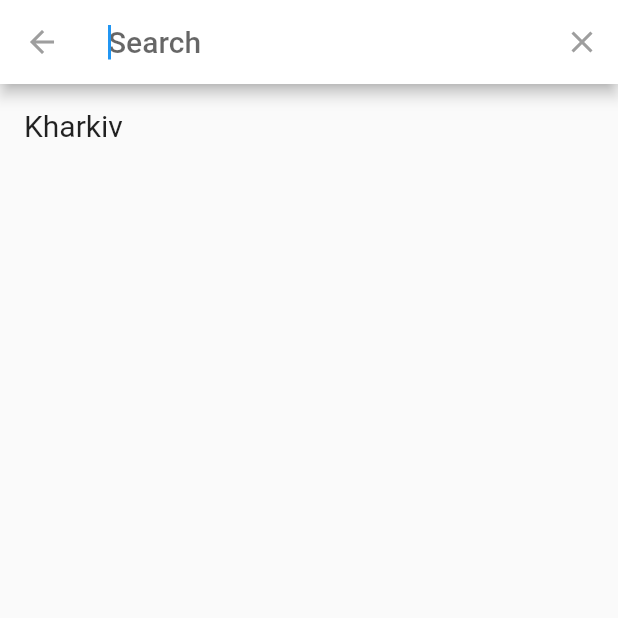
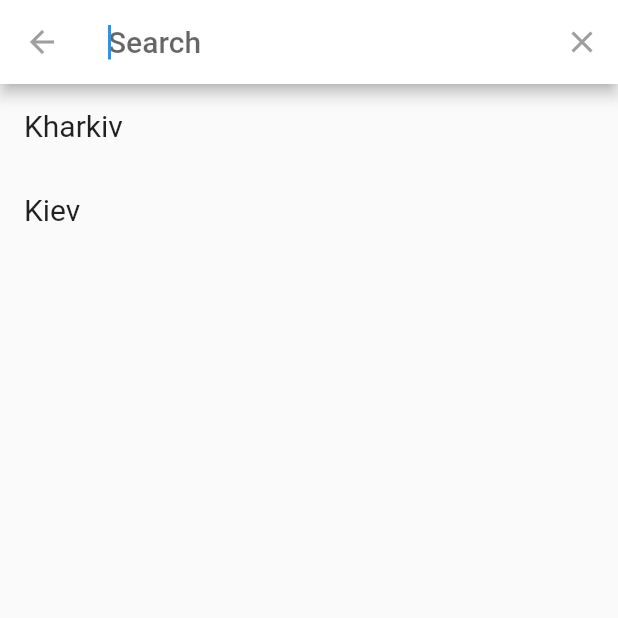
Before and after one commit to NChervinska/flutter_app, a Flutter app: the screen it shows after launch, after a tap on the "search" icon, on a phone screen of 412 x 824 dp, the top half of it. Run offline on Flutter 3.47's test engine with Material 2 defaults, Android fonts, the phone set to English and light mode, and no system bars; our stand-ins replace bloc, equatable, flutter_bloc, geolocator; network calls fail.

Commit message:
Localization
add localization

```diff
--- a/lib/blocs/SearchDelegate.dart
+++ b/lib/blocs/SearchDelegate.dart
@@ -1,5 +1,7 @@
 import 'package:flutter/material.dart';
 import 'package:flutter_app/constants/UIConstants/TextStyles.dart';
+
+import 'app_localizations.dart';
 
 class MySearchDelegate extends SearchDelegate {
   String selectedResult;
@@ -48,7 +50,7 @@ class MySearchDelegate extends SearchDelegate {
 
   @override
   Widget buildSuggestions(BuildContext context) {
-    List<String> searchResults = ["Kharkiv", query].where((element) => element.contains(query)).toList();
+    List<String> searchResults = [AppLocalizations.of(context).translate("Kharkiv"), AppLocalizations.of(context).translate("Kiev"), query].where((element) => element.contains(query)).toList();
 
     return ListView.builder(
       itemCount: searchResults.length,
--- /dev/null
+++ b/lib/blocs/app_localizations.dart
@@ -0,0 +1,55 @@
+import 'dart:async';
+import 'dart:convert';
+
+import 'package:flutter/material.dart';
+import 'package:flutter/services.dart';
+
+class AppLocalizations {
+  final Locale locale;
+  static const LocalizationsDelegate<AppLocalizations> delegate =
+  _AppLocalizationsDelegate();
+  AppLocalizations(this.locale);
+  static AppLocalizations of(BuildContext context) {
+    return Localizations.of<AppLocalizations>(context, AppLocalizations);
+  }
+
+  Map<String, String> _localizedStrings;
+
+  Future<bool> load() async {
+    String jsonString =
+    await rootBundle.loadString('lang/${locale.languageCode}.json');
+    Map<String, dynamic> jsonMap = json.decode(jsonString);
+
+    _localizedStrings = jsonMap.map((key, value) {
+      return MapEntry(key, value.toString());
+    });
+
+    return true;
+  }
+  String translate(String key) {
+    String res = _localizedStrings[key];
+    if(res != null)
+      return res;
+    else
+      return key;
+  }
+}
+class _AppLocalizationsDelegate
+    extends LocalizationsDelegate<AppLocalizations> {
+  const _AppLocalizationsDelegate();
+
+  @override
+  bool isSupported(Locale locale) {
+    return ['en', 'ru'].contains(locale.languageCode);
+  }
+
+  @override
+  Future<AppLocalizations> load(Locale locale) async {
+    AppLocalizations localizations = new AppLocalizations(locale);
+    await localizations.load();
+    return localizations;
+  }
+
+  @override
+  bool shouldReload(_AppLocalizationsDelegate old) => false;
+}
--- a/lib/main.dart
+++ b/lib/main.dart
@@ -1,5 +1,8 @@
 import 'package:flutter_app/pages/SplashPage.dart';
 import 'package:flutter/material.dart';
+import 'package:flutter_localizations/flutter_localizations.dart';
+
+import 'blocs/app_localizations.dart';
 
 void main() {
   runApp(MyApp());
@@ -13,6 +16,24 @@ class MyApp extends StatelessWidget {
         primaryColorDark: Colors.white,
         primaryColor: Colors.white,
       ),
+      supportedLocales: [
+        Locale('en', 'US'),
+        Locale('ru', 'RU'),
+      ],
+      localizationsDelegates: [
+        AppLocalizations.delegate,
+        GlobalMaterialLocalizations.delegate,
+        GlobalWidgetsLocalizations.delegate,
+      ],
+      localeResolutionCallback: (locale, supportedLocales) {
+        for (var supportedLocale in supportedLocales) {
+          if (supportedLocale.languageCode == locale.languageCode &&
+              supportedLocale.countryCode == locale.countryCode) {
+            return supportedLocale;
+          }
+        }
+        return supportedLocales.first;
+      },
       home: SplashPage(),
     );
   }
--- a/lib/pages/HomePage.dart
+++ b/lib/pages/HomePage.dart
@@ -2,6 +2,7 @@ import 'package:flutter_app/blocs/SearchDelegate.dart';
 import 'package:flutter_app/blocs/WeatherEvent.dart';
 import 'package:flutter_app/blocs/WeatherState.dart';
 import 'package:flutter/material.dart';
+import 'package:flutter_app/blocs/app_localizations.dart';
 import 'package:flutter_app/constants/UIConstants/ColorPallet.dart';
 import 'package:flutter_app/constants/UIConstants/TextStyles.dart';
 import 'package:flutter_bloc/flutter_bloc.dart';
@@ -67,7 +68,7 @@ class _HomePageState extends State<HomePage> {
                      return InputDecorator(
                       decoration: InputDecoration(
                       border: OutlineInputBorder(borderRadius: BorderRadius.circular(5.0))),
-                      isEmpty: _current == 'Hourly weather',
+                      isEmpty: _current == AppLocalizations.of(context).translate('Hourly weather'),
                        child: DropdownButtonHideUnderline(
                          child: DropdownButton<String>(
                          value: _currentSelectedValue,
@@ -76,13 +77,12 @@ class _HomePageState extends State<HomePage> {
                          setState(() {
                          _currentSelectedValue = newValue;
                          state.didChange(newValue);
-                         print(_currentSelectedValue);
                          });
                          },
                          items: _current.map((String value) {
                            return DropdownMenuItem<String>(
                              value: value,
-                             child: Text(value,
+                             child: Text(AppLocalizations.of(context).translate(value),
                                style: TextStyles.main
                              ),
                            );
@@ -93,7 +93,7 @@ class _HomePageState extends State<HomePage> {
                    },)
                   ),
                   (state is WeatherLoadSuccess) ? Container(
-                    padding: EdgeInsets.only(top: 100),
+                    padding: EdgeInsets.only(top: 65),
                     child: MainScreenWrapper(
                         weather: state.weather, hourlyWeather: state.hourlyWeather, isHourly: _currentSelectedValue == 'Hourly weather'),
                   ) : Center(
--- a/lib/widgets/WeatherHours.dart
+++ b/lib/widgets/WeatherHours.dart
@@ -1,5 +1,6 @@
 import 'package:flutter_app/blocs/Weather.dart';
 import 'package:flutter/widgets.dart';
+import 'package:flutter_app/blocs/app_localizations.dart';
 
 import 'WeatherHourlyCard.dart';
 
@@ -23,7 +24,7 @@ class HourlyWeather extends StatelessWidget {
                 temperature: hourlyWeather[i].temperature.toInt(),
                 iconCode: hourlyWeather[i].iconCode,
                 temperatureFontSize: 20,
-                description: hourlyWeather[i].description,
+                description: AppLocalizations.of(context).translate(hourlyWeather[i].description),
                 speedWind: hourlyWeather[i].speedWind,
                 humidity: hourlyWeather[i].humidity,
               );
```
Also changed, not shown: lang/en.json (added, +14 -0 lines), lang/ru.json (added, +14 -0 lines), lib/widgets/MainScreenWrapper.dart (+25 -12 lines), lib/widgets/WeatherHourlyCard.dart (+5 -3 lines), pubspec.yaml (+5 -3 lines), pubspec.lock.
